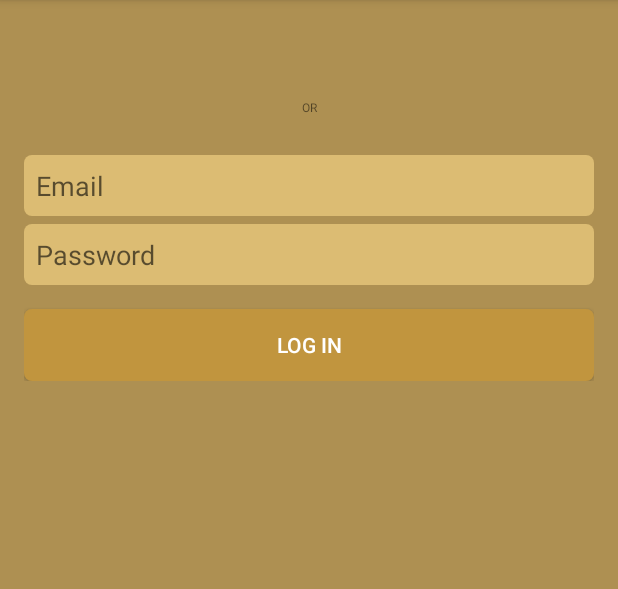
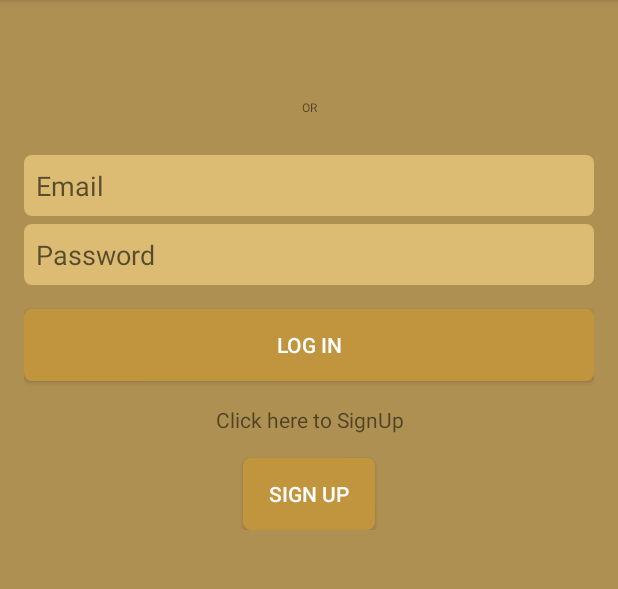
Before and after one commit to upadhyay213213/GreasePay, an Android app: the screen it shows after launch (LoginScreen), on a phone screen of 412 x 824 dp, the part 84-673 px from its top. Run offline under Robolectric (Android 15) with nearby library versions, the light colour scheme and no system bars.

Commit message:
loginScreen Layout InputSanitation LoginScreen.java

```diff
--- a/app/src/main/java/com/ladse/greasepay/view/LoginScreen.java
+++ b/app/src/main/java/com/ladse/greasepay/view/LoginScreen.java
@@ -1,5 +1,6 @@
 package com.ladse.greasepay.view;
 
+import android.content.Intent;
 import android.support.v7.app.AppCompatActivity;
 import android.os.Bundle;
 import android.view.View;
@@ -30,6 +31,8 @@ public class LoginScreen extends AppCompatActivity implements View.OnClickListen
         mGoogleLoginButton.setOnClickListener(this);
         Button mLoginButton = (Button) findViewById(R.id.login_button_loginBtn);
         mLoginButton.setOnClickListener(this);
+        Button mSignUpButton = (Button) findViewById(R.id.login_button_signUp);
+        mSignUpButton.setOnClickListener(this);
     }
 
     @Override
@@ -44,7 +47,9 @@ public class LoginScreen extends AppCompatActivity implements View.OnClickListen
             case R.id.login_button_loginBtn:
                 loginAction();
                 break;
-
+            case R.id.login_button_signUp:
+                startActivity(new Intent(this, SignUpScreen.class));
+                finish();
         }
     }
 
--- a/app/src/main/res/layout/activity_login_screen.xml
+++ b/app/src/main/res/layout/activity_login_screen.xml
@@ -60,4 +60,21 @@
         android:layout_marginTop="@dimen/activity_vertical_margin"
         android:background="@drawable/button_rounded"
         android:textColor="@color/colorButtonText" />
+
+    <TextView
+        android:layout_width="match_parent"
+        android:layout_height="wrap_content"
+        android:layout_marginTop="@dimen/activity_horizontal_margin"
+        android:text="Click here to SignUp"
+        android:textAlignment="center" />
+
+    <Button
+        android:layout_width="wrap_content"
+        android:layout_height="wrap_content"
+        android:layout_gravity="center"
+        android:id="@+id/login_button_signUp"
+        android:background="@drawable/button_rounded"
+        android:text="@string/sign_up"
+        android:textColor="@color/colorButtonText"
+        android:layout_marginTop="@dimen/activity_vertical_margin" />
 </LinearLayout>
--- a/app/src/main/res/values/strings.xml
+++ b/app/src/main/res/values/strings.xml
@@ -18,4 +18,8 @@
     <string name="cd_fb_sign_in">Facebook Sign in</string>
     <string name="cd_google_sign_in">Google sign in</string>
     <string name="or">OR</string>
+    <string name="first_name">First Name</string>
+    <string name="last_name">Last Name</string>
+    <string name="sign_up">SIGN UP</string>
+    <string name="prompt_phone">Phone</string>
 </resources>
```
Also changed, not shown: app/src/main/java/com/ladse/greasepay/common/InputSanitation.java (+13 -0 lines).
